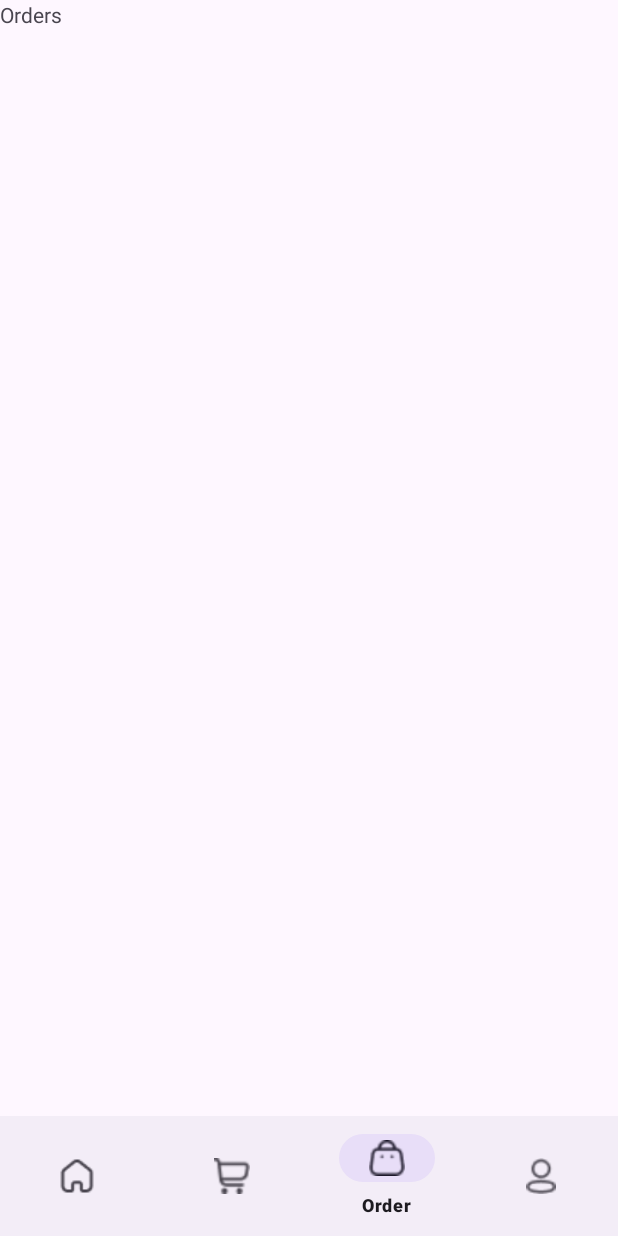
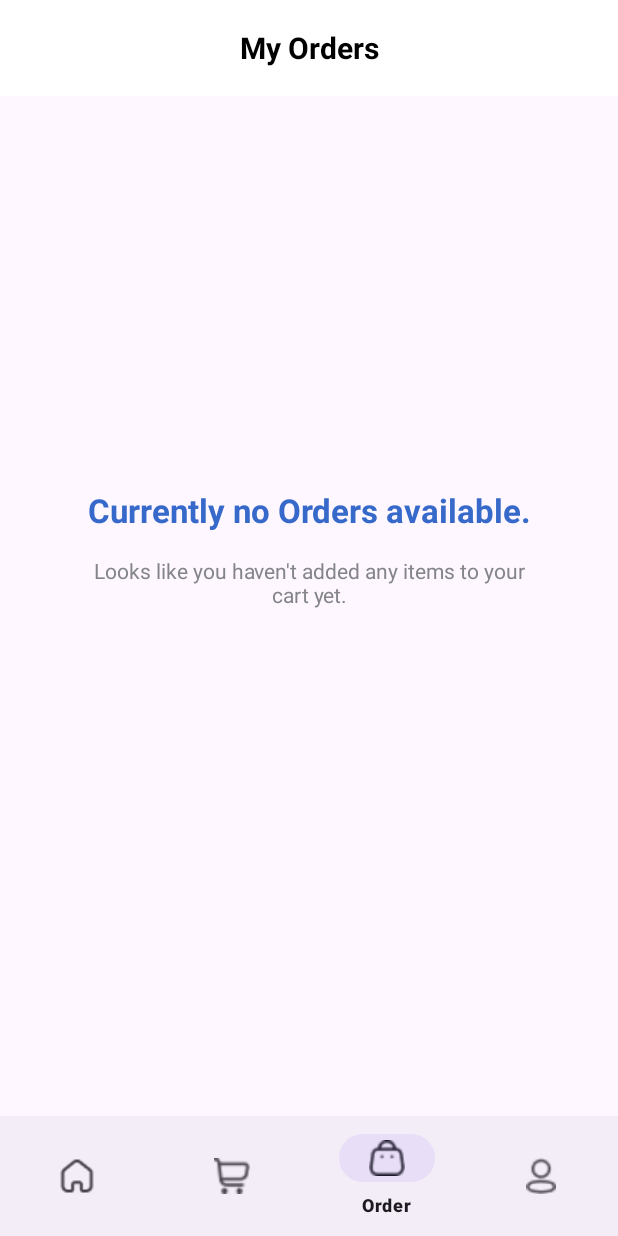
Before and after one commit to EADClickCart/ClickCart-E-commerce, an Android app: the screen it shows after launch (MainActivity), item 3 of the bottom bar chosen, on a phone screen of 412 x 824 dp. Run offline under Robolectric (Android 15) with nearby library versions, the light colour scheme and no system bars; 2 statements that could not run were skipped.

Commit message:
Order details UI done with other changes

```diff
--- a/app/src/main/res/drawable/button_outline.xml
+++ b/app/src/main/res/drawable/button_outline.xml
@@ -1,6 +1,7 @@
 <!-- res/drawable/button_outline.xml -->
 <shape xmlns:android="http://schemas.android.com/apk/res/android" android:shape="rectangle">
     <solid android:color="@android:color/transparent" />
-    <stroke android:width="2dp" android:color="@color/black" />
+    <stroke android:width="2dp"
+        android:color="@color/black" />
     <corners android:radius="8dp" />
 </shape>
--- a/app/src/main/res/drawable/roundedbg_for_img.xml
+++ b/app/src/main/res/drawable/roundedbg_for_img.xml
@@ -1,6 +1,6 @@
 <?xml version="1.0" encoding="utf-8"?>
 <shape xmlns:android="http://schemas.android.com/apk/res/android">
-    <solid android:color="@color/imgbg_gray" />
+    <solid android:color="@color/img_bg_gray" />
     <corners android:radius="30dp" /> <!-- Adjust radius as needed -->
     <padding
         android:left="10dp"
--- a/app/src/main/res/layout/fragment_order.xml
+++ b/app/src/main/res/layout/fragment_order.xml
@@ -1,14 +1,78 @@
 <?xml version="1.0" encoding="utf-8"?>
-<FrameLayout xmlns:android="http://schemas.android.com/apk/res/android"
+<androidx.constraintlayout.widget.ConstraintLayout xmlns:android="http://schemas.android.com/apk/res/android"
     xmlns:tools="http://schemas.android.com/tools"
     android:layout_width="match_parent"
     android:layout_height="match_parent"
+    xmlns:app="http://schemas.android.com/apk/res-auto"
     tools:context=".fragment.Order">
 
 
+    <androidx.appcompat.widget.Toolbar
+        android:id="@+id/toolbar"
+        android:layout_width="match_parent"
+        android:layout_height="?attr/actionBarSize"
+        android:background="@android:color/white"
+        android:elevation="4dp"
+        app:layout_constraintTop_toTopOf="parent"
+        >
+
+        <TextView
+            android:layout_width="wrap_content"
+            android:layout_height="wrap_content"
+            android:layout_gravity="center"
+            android:text="@string/my_orders"
+            android:textColor="@color/black"
+            android:textSize="20sp"
+            android:textStyle="bold" />
+    </androidx.appcompat.widget.Toolbar>
+
+
     <TextView
+        android:id="@+id/noItemsTextView"
+        android:layout_width="wrap_content"
+        android:layout_height="wrap_content"
+        android:gravity="center"
+        android:text="@string/currently_no_orders_available"
+        android:textColor="@color/blue_1"
+        android:textSize="22sp"
+        android:textStyle="bold"
+        android:visibility="visible"
+        app:layout_constraintBottom_toBottomOf="parent"
+        app:layout_constraintEnd_toEndOf="parent"
+        app:layout_constraintStart_toStartOf="parent"
+        app:layout_constraintTop_toBottomOf="@+id/toolbar"
+        app:layout_constraintVertical_bias="0.402" />
+
+    <!-- RecyclerView for cart items -->
+    <TextView
+        android:id="@+id/noItemsTextViewPara"
         android:layout_width="match_parent"
-        android:layout_height="match_parent"
-        android:text="Orders" />
+        android:layout_height="wrap_content"
+        android:layout_marginHorizontal="60dp"
+        android:layout_marginTop="16dp"
+        android:gravity="center"
+        android:text="@string/looks_like_you_haven_t_added_any_items_to_your_cart_yet"
+        android:textColor="@color/gray"
+        android:textSize="14sp"
+        android:textStyle="normal"
+        android:visibility="visible"
+        app:layout_constraintEnd_toEndOf="parent"
+        app:layout_constraintStart_toStartOf="parent"
+        app:layout_constraintTop_toBottomOf="@id/noItemsTextView" />
 
-</FrameLayout>
+    <androidx.recyclerview.widget.RecyclerView
+        android:id="@+id/cartRecyclerView"
+        android:layout_width="0dp"
+        android:layout_height="0dp"
+        android:layout_marginTop="16dp"
+        android:clipToPadding="false"
+        android:paddingStart="16dp"
+        android:paddingEnd="16dp"
+        android:visibility="visible"
+        app:layout_constraintBottom_toBottomOf="parent"
+        app:layout_constraintEnd_toEndOf="parent"
+        app:layout_constraintStart_toStartOf="parent"
+        app:layout_constraintTop_toBottomOf="@+id/toolbar" />
+
+
+</androidx.constraintlayout.widget.ConstraintLayout>
--- a/app/src/main/res/values/colors.xml
+++ b/app/src/main/res/values/colors.xml
@@ -10,7 +10,7 @@
 
     <color name="gray">#838589</color>
     <color name="light_gray">#EFEFEF</color>
-    <color name="imgbg_gray">#F3F3F3</color>
+    <color name="img_bg_gray">#F3F3F3</color>
     <color name="blue_1">#3669C9</color>
     <color name="red_1">#FE3A30</color>
 </resources>
--- a/app/src/main/res/values/themes.xml
+++ b/app/src/main/res/values/themes.xml
@@ -3,6 +3,7 @@
     <style name="Base.Theme.ClickCart" parent="Theme.Material3.DayNight.NoActionBar">
         <!-- Customize your light theme here. -->
         <!-- <item name="colorPrimary">@color/my_light_primary</item> -->
+        <item name="colorPrimary">@color/blue_1</item>
     </style>
 
     <style name="Theme.ClickCart" parent="Base.Theme.ClickCart" />
```
Also changed, not shown: app/src/main/res/layout/fragment_cart.xml (+10 -9 lines), app/src/main/res/layout/item_order_view_1.xml (added, +170 -0 lines), app/src/main/res/layout/item_order_view_2.xml (added, +179 -0 lines), app/src/main/res/layout/item_order_view_2_card.xml (added, +86 -0 lines), app/src/main/res/values/strings.xml (+34 -1 lines), app/src/main/res/drawable/completed.png (added), app/src/main/res/drawable/pending.png (added).
